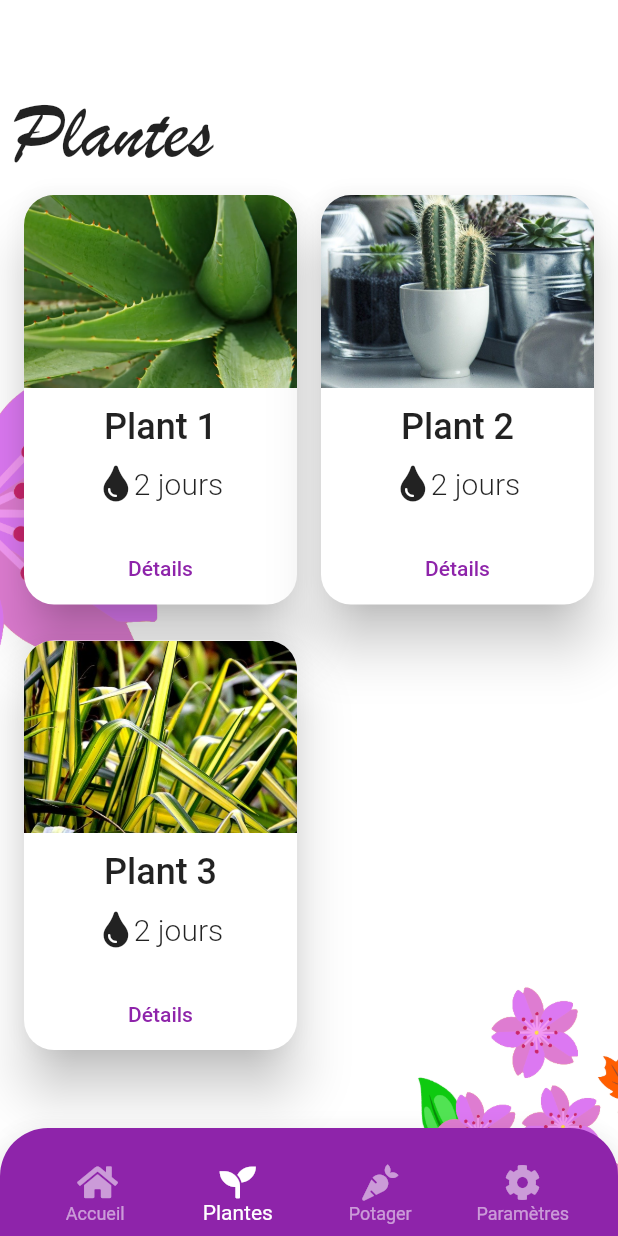
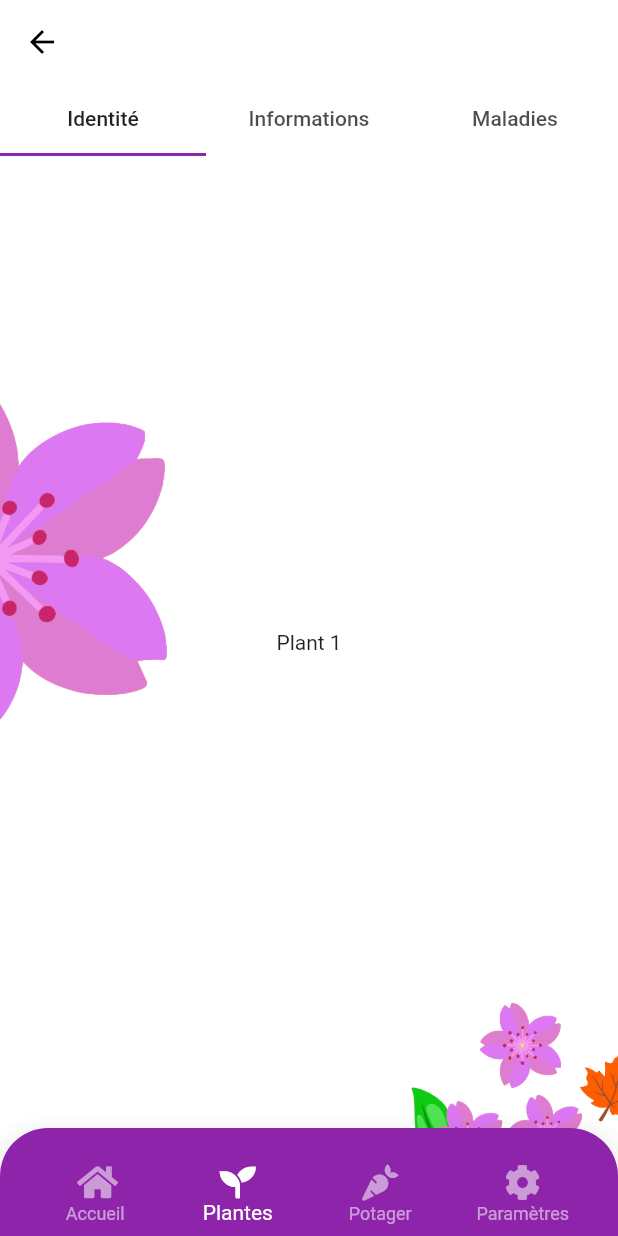
Before and after one commit to Feldrise/Pluctis, a Flutter app: the screen it shows after launch, item 2 of the bottom bar chosen, after a tap on "Détails", on a phone screen of 412 x 824 dp. Run offline on Flutter 3.47's test engine with Material 2 defaults, Android fonts, the phone set to English and light mode, and no system bars; our stand-ins replace font_awesome_flutter.

Commit message:
[Add] Tabs for plant details

```diff
--- /dev/null
+++ b/pluctis/lib/Pages/Plants/PlantDetailsPage.dart
@@ -0,0 +1,82 @@
+import 'package:flutter/material.dart';
+import 'package:pluctis/Models/Plant.dart';
+import 'package:provider/provider.dart';
+
+enum PlantDetailsTabItem { identity, information, disease }
+
+Map<PlantDetailsTabItem, String> plantDetailsTabName = {
+  PlantDetailsTabItem.identity: "Identité",
+  PlantDetailsTabItem.information: "Informations",
+  PlantDetailsTabItem.disease: "Maladies",
+};
+
+Map<PlantDetailsTabItem, int> plantDetailsTabIndex = {
+    PlantDetailsTabItem.identity: 0,
+  PlantDetailsTabItem.information: 1,
+  PlantDetailsTabItem.disease: 2,
+};
+
+
+class PlantDetailsPage extends StatefulWidget {
+  PlantDetailsPageState createState() => PlantDetailsPageState();
+}
+
+class PlantDetailsPageState extends State<PlantDetailsPage> with SingleTickerProviderStateMixin {
+  TabController _tabController;
+
+  void _tabChanged() {
+    setState(() {
+      // Empty, we simply notify that we need to change the button
+    });
+  }
+
+  @override
+  void initState() {
+    super.initState();
+
+    _tabController = TabController(length: 3, initialIndex: 0, vsync: this);
+    _tabController.addListener(_tabChanged);
+  }
+
+  @override
+  Widget build(BuildContext context) {
+    return Consumer<Plant>(
+      builder: (context, plant, child) {
+        return Scaffold(
+          appBar: AppBar(
+            bottom: TabBar(
+              controller: _tabController,
+              tabs: <Widget>[
+                _buildItem(PlantDetailsTabItem.identity),
+                _buildItem(PlantDetailsTabItem.information),
+                _buildItem(PlantDetailsTabItem.disease),
+              ],
+            ),
+            title: Container(),
+          ),
+          body: Container(
+            padding: EdgeInsets.only(bottom: 72, left: 8, right: 8),
+            decoration: BoxDecoration(
+              image: DecorationImage(
+                image: AssetImage("assets/images/background.png"),
+                fit: BoxFit.cover,
+              ),
+            ),
+            child: TabBarView(
+              controller: _tabController,
+              children: <Widget>[
+                Center(child: Text(plant.name),),
+                Center(child: Text("Infos"),),
+                Center(child: Text("Maladies"),)
+              ],
+            ),
+          ),
+        );
+      },
+    );
+  }
+
+  _buildItem(PlantDetailsTabItem item) {
+    return Tab(text: plantDetailsTabName[item],);
+  }
+}
--- a/pluctis/lib/Pages/Plants/PlantsPage.dart
+++ b/pluctis/lib/Pages/Plants/PlantsPage.dart
@@ -5,6 +5,10 @@ import 'package:pluctis/Widgets/Plants/PlantGridItem.dart';
 import 'package:provider/provider.dart';
 
 class PlantsPage extends StatefulWidget {
+  const PlantsPage({Key key, @required this.onPush}) : super(key: key);
+
+  final ValueChanged<String> onPush;
+
   PlantsPageState createState() => PlantsPageState();
 }
 
@@ -104,7 +108,7 @@ class PlantsPageState extends State<PlantsPage> {
                       var plant = plants.allPlants[index];
                       return ChangeNotifierProvider.value(
                         value: plant,
-                        child: PlantGridItem(),
+                        child: PlantGridItem(onPush: widget.onPush,),
                       );
                     },
                   ),
--- a/pluctis/lib/TabNavigator.dart
+++ b/pluctis/lib/TabNavigator.dart
@@ -1,6 +1,7 @@
 import 'package:flutter/material.dart';
 import 'package:pluctis/BottomNavigation.dart';
 import 'package:pluctis/Pages/DashboardPage.dart';
+import 'package:pluctis/Pages/Plants/PlantDetailsPage.dart';
 import 'package:pluctis/Pages/Plants/PlantsPage.dart';
 
 class TabNavigatorRoutes {
@@ -34,7 +35,9 @@ class TabNavigator extends StatelessWidget {
 
     if (tabItem == TabItem.plants) {
       return {
-        TabNavigatorRoutes.root: (context) => PlantsPage(),
+        TabNavigatorRoutes.root: (context) => PlantsPage(
+          onPush: (destinationPage) => _push(context, destinationPage: destinationPage),
+        ),
       };
     }
 
--- a/pluctis/lib/Widgets/Plants/PlantGridItem.dart
+++ b/pluctis/lib/Widgets/Plants/PlantGridItem.dart
@@ -1,9 +1,14 @@
 import 'package:flutter/material.dart';
 import 'package:font_awesome_flutter/font_awesome_flutter.dart';
 import 'package:pluctis/Models/Plant.dart';
+import 'package:pluctis/Pages/Plants/PlantDetailsPage.dart';
 import 'package:provider/provider.dart';
 
 class PlantGridItem extends StatelessWidget {
+  const PlantGridItem({Key key, @required this.onPush}) : super(key: key);
+
+  final ValueChanged<String> onPush;
+
   @override
   Widget build(BuildContext context) {
     return Consumer<Plant>(
@@ -44,6 +49,13 @@ class PlantGridItem extends StatelessWidget {
                     child: Text("Détails", style: TextStyle(color: Theme.of(context).accentColor)),
                     onPressed: () {
                       print("Details button pressed");
+                      Navigator.push(
+                        context,
+                        MaterialPageRoute(builder: (context) => ChangeNotifierProvider.value(
+                          value: plant,
+                          child: PlantDetailsPage(),
+                        )),
+                      );
                     },
                   ),
                 ),
--- a/pluctis/lib/main.dart
+++ b/pluctis/lib/main.dart
@@ -1,7 +1,6 @@
 import 'package:flutter/material.dart';
 import 'package:pluctis/Models/ApplicationStyle.dart';
 import 'package:pluctis/Models/PlantsList.dart';
-import 'package:pluctis/Pages/DashboardPage.dart';
 import 'package:pluctis/Pages/MainPage.dart';
 import 'package:provider/provider.dart';
 
```
Also changed, not shown: pluctis/lib/Pages/Plants/PlantsDetails.dart (deleted).
